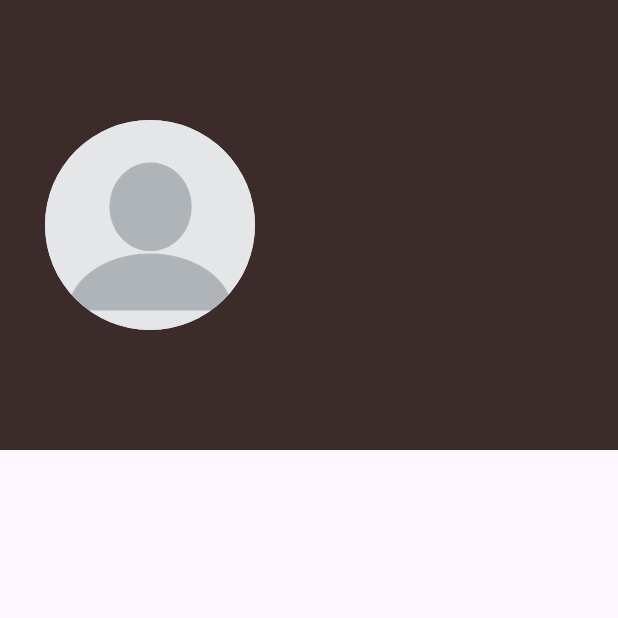
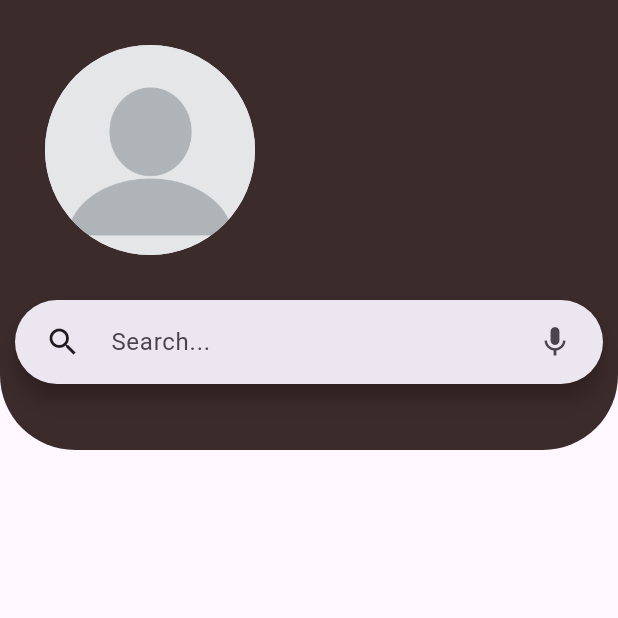
Before and after one commit to karaniheta/UNICODE-LP, a Flutter app: the MyHomePage screen opened directly, on a phone screen of 412 x 824 dp, the top half of it. Run offline on Flutter 3.47's test engine with Material 3 defaults, Android fonts, the phone set to English and light mode, and no system bars; our stand-ins replace firebase_auth, firebase_core; accounts and stored records are empty.

Commit message:
'searchbar'

```diff
--- a/task1/lib/homepage.dart
+++ b/task1/lib/homepage.dart
@@ -1,7 +1,10 @@
 import 'package:flutter/material.dart';
+import 'package:flutter/widgets.dart';
 
 class MyHomePage extends StatelessWidget {
-  const MyHomePage({super.key});
+  MyHomePage({super.key});
+
+  final TextEditingController searchController = TextEditingController();
 
   @override
   Widget build(BuildContext context) {
@@ -10,19 +13,49 @@ class MyHomePage extends StatelessWidget {
       body: Container(
         width: MediaQuery.of(context).size.width,
         height: 300,
-        color: Color(0xFF3C2B2B),
+        decoration: BoxDecoration(
+          color: Color(0xFF3C2B2B),
+          borderRadius: BorderRadius.only(
+              bottomLeft: Radius.circular(50),
+              bottomRight: Radius.circular(50)), // Radius for rounded edges
+        ),
         child: Column(
           children: [
             Row(
               children: [
                 Padding(
-                  padding: const EdgeInsets.only(top: 80, left: 30),
+                  padding: const EdgeInsets.only(top: 30, left: 30, bottom: 30),
                   child: CircleAvatar(
                     radius: 70,
                     backgroundImage: AssetImage('assets/profilepic.png'),
                   ),
                 )
               ],
+            ),
+            Padding(
+
+              padding: const EdgeInsets.only(left:10,right: 10),
+              child: SearchBar(
+                controller: searchController,
+                leading: IconButton(
+                onPressed: () {},
+                icon: const Icon(Icons.search)
+
+                ),
+
+                trailing: [
+                IconButton(
+                  onPressed: () {},
+                icon: const Icon(Icons.mic),
+
+
+                ),],
+
+                  //padding: const EdgeInsets.only(right: 10,left: 10) ,
+                 //backgroundColor: Colors.white,
+                hintText: 'Search...',
+                // icon: Icon(Icons.search),
+              ),
             )
           ],
         ),
--- a/task1/pubspec.yaml
+++ b/task1/pubspec.yaml
@@ -32,6 +32,7 @@ dependencies:
     sdk: flutter
 
 
+
   # The following adds the Cupertino Icons font to your application.
   # Use with the CupertinoIcons class for iOS style icons.
   cupertino_icons: ^1.0.6
@@ -41,6 +42,7 @@ dependencies:
   firebase_auth: ^5.2.0
   google_nav_bar: ^5.0.6
   provider: ^6.1.2
+
 
 dev_dependencies:
   flutter_test:
```
